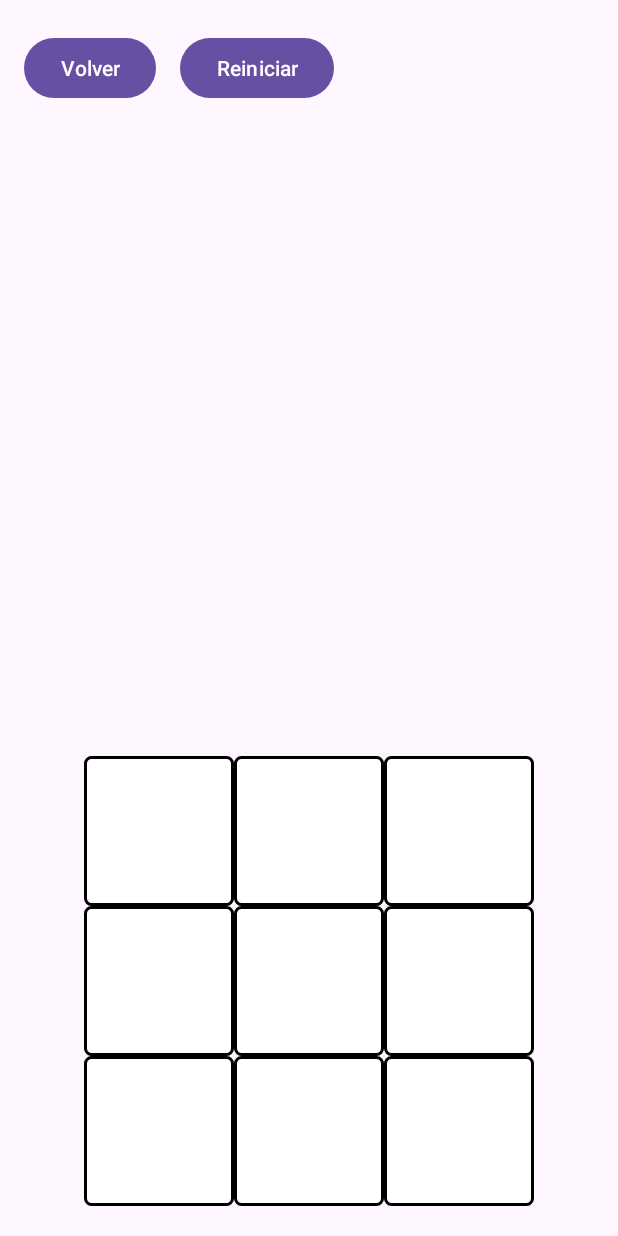
After one commit to kenny109/Proyecto_Final_PDM, an Android app: the Tictactoe screen opened directly, with no data from a screen before it, on a phone screen of 412 x 824 dp. The commit adds this screen. Run offline under Robolectric (Android 15) with nearby library versions, the phone set to English and light mode, and no system bars.

Commit message:
Minijuego Tictactoe agregado

```diff
--- a/app/src/main/AndroidManifest.xml
+++ b/app/src/main/AndroidManifest.xml
@@ -25,7 +25,7 @@
         <activity android:name=".ConnectColorsActivity" />
         <activity android:name=".SoundMemoryActivity" />
         <activity android:name=".ReachStarsActivity" />
-
+        <activity android:name=".Tictactoe" />
     </application>
 
 </manifest>
--- a/app/src/main/java/com/example/minijuegos/MainActivity.kt
+++ b/app/src/main/java/com/example/minijuegos/MainActivity.kt
@@ -31,7 +31,7 @@ class MainActivity : AppCompatActivity() {
         }
 
         cardReachStars.setOnClickListener {
-            val intent = Intent(this, ReachStarsActivity::class.java)
+            val intent = Intent(this, Tictactoe::class.java)
             startActivity(intent)
         }
     }
--- /dev/null
+++ b/app/src/main/java/com/example/minijuegos/Tictactoe.kt
@@ -0,0 +1,102 @@
+package com.example.minijuegos
+
+import android.content.Intent
+import android.os.Bundle
+import android.widget.Button
+import android.widget.ImageButton
+import android.widget.Toast
+import androidx.appcompat.app.AppCompatActivity
+
+class Tictactoe : AppCompatActivity() {
+
+    private var turn = "X" // siempre empieza X.
+    private val board = Array(3) { arrayOfNulls<ImageButton>(3) } // El tablero es una matriz de botones
+    private var gameEnded = false // Esto es para saber si ya hay un ganador o no
+
+    override fun onCreate(savedInstanceState: Bundle?) {
+        super.onCreate(savedInstanceState)
+        setContentView(R.layout.activity_tictactoe)
+
+        // Conectamos los botones del XML al código para que el tablero funcione
+        board[0][0] = findViewById(R.id.button1)
+        board[0][1] = findViewById(R.id.button2)
+        board[0][2] = findViewById(R.id.button3)
+        board[1][0] = findViewById(R.id.button4)
+        board[1][1] = findViewById(R.id.button5)
+        board[1][2] = findViewById(R.id.button6)
+        board[2][0] = findViewById(R.id.button7)
+        board[2][1] = findViewById(R.id.button8)
+        board[2][2] = findViewById(R.id.button9)
+
+        // Le ponemos un clic a cada botón del tablero
+        for (i in 0..2) {
+            for (j in 0..2) {
+                board[i][j]?.setOnClickListener {
+                    onCellClicked(it as ImageButton, i, j)
+                }
+            }
+        }
+
+        // Botón de reiniciar
+        val restartButton: Button = findViewById(R.id.restartButton)
+        restartButton.setOnClickListener {
+            restartGame()
+        }
+
+        // Botón para volver al MainActivity
+        val volverButton: Button = findViewById(R.id.volverButton)
+        volverButton.setOnClickListener {
+            val intent = Intent(this, MainActivity::class.java)
+            startActivity(intent)
+            finish() // Cerramos esta actividad
+        }
+    }
+
+    private fun onCellClicked(button: ImageButton, row: Int, col: Int) {
+        if (gameEnded || button.tag != null) return
+
+        button.tag = turn
+        if (turn == "X") {
+            button.setImageResource(R.drawable.ic_cross) // Colocamos una X
+        } else {
+            button.setImageResource(R.drawable.ic_circle) // Colocamos un O
+        }
+
+        if (checkWinner()) {
+            // Mostramos quién ganó y bloqueamos el tablero
+            Toast.makeText(this, "¡${turn} ha ganado!", Toast.LENGTH_SHORT).show()
+            gameEnded = true
+        } else {
+            // Cambiamos el turno
+            turn = if (turn == "X") "O" else "X"
+        }
+    }
+
+    private fun checkWinner(): Boolean {
+        // Revisamos todas las filas, columnas y diagonales para ver si alguien gano
+        for (i in 0..2) {
+            if (board[i][0]?.tag == board[i][1]?.tag && board[i][1]?.tag == board[i][2]?.tag && board[i][0]?.tag != null)
+                return true
+            if (board[0][i]?.tag == board[1][i]?.tag && board[1][i]?.tag == board[2][i]?.tag && board[0][i]?.tag != null)
+                return true
+        }
+        if (board[0][0]?.tag == board[1][1]?.tag && board[1][1]?.tag == board[2][2]?.tag && board[0][0]?.tag != null)
+            return true
+        if (board[0][2]?.tag == board[1][1]?.tag && board[1][1]?.tag == board[2][0]?.tag && board[0][2]?.tag != null)
+            return true
+
+        return false
+    }
+
+    private fun restartGame() {
+        // Esto limpia el tablero y resetea todo
+        for (i in 0..2) {
+            for (j in 0..2) {
+                board[i][j]?.setImageResource(0) // Quitamos la imagen de la celda
+                board[i][j]?.tag = null // Borramos la marca de la celda
+            }
+        }
+        turn = "X" // Siempre empieza X
+        gameEnded = false // El juego está listo para empezar de nuevo
+    }
+}
--- /dev/null
+++ b/app/src/main/res/drawable/cell_border.xml
@@ -0,0 +1,12 @@
+<?xml version="1.0" encoding="utf-8"?>
+<shape xmlns:android="http://schemas.android.com/apk/res/android"
+    android:shape="rectangle">
+
+    <solid android:color="#FFFFFF" /> <!-- Color de fondo de la casilla, opcional -->
+    <stroke
+        android:width="2dp"
+        android:color="#000000" /> <!-- Grosor y color del borde -->
+
+    <corners android:radius="4dp"/> <!-- Esquinas ligeramente redondeadas (opcional) -->
+
+</shape>
--- /dev/null
+++ b/app/src/main/res/drawable/ic_circle.xml
@@ -0,0 +1,13 @@
+<vector xmlns:android="http://schemas.android.com/apk/res/android"
+    android:width="24dp"
+    android:height="24dp"
+    android:viewportWidth="24"
+    android:viewportHeight="24">
+
+    <path
+        android:pathData="M12,2
+            A10,10 0 1,1 11.999,2"
+        android:strokeWidth="4"
+        android:strokeColor="#0000FF"
+        android:strokeLineCap="round" />
+</vector>
--- /dev/null
+++ b/app/src/main/res/drawable/ic_cross.xml
@@ -0,0 +1,12 @@
+<vector xmlns:android="http://schemas.android.com/apk/res/android"
+    android:width="24dp"
+    android:height="24dp"
+    android:viewportWidth="24"
+    android:viewportHeight="24">
+
+    <path
+        android:pathData="M3,3 L21,21 M3,21 L21,3"
+        android:strokeWidth="4"
+        android:strokeColor="#FF0000"
+        android:strokeLineCap="round" />
+</vector>
--- /dev/null
+++ b/app/src/main/res/layout/activity_tictactoe.xml
@@ -0,0 +1,120 @@
+<?xml version="1.0" encoding="utf-8"?>
+<androidx.constraintlayout.widget.ConstraintLayout xmlns:android="http://schemas.android.com/apk/res/android"
+    xmlns:app="http://schemas.android.com/apk/res-auto"
+    xmlns:tools="http://schemas.android.com/tools"
+    android:layout_width="match_parent"
+    android:layout_height="match_parent"
+    tools:context=".Tictactoe">
+
+    <!-- Botones de opciones arriba (Pausar y Reiniciar) -->
+    <LinearLayout
+        android:id="@+id/optionsLayout"
+        android:layout_width="wrap_content"
+        android:layout_height="wrap_content"
+        android:layout_marginTop="5dp"
+        android:orientation="horizontal"
+        android:padding="16dp"
+        app:layout_constraintStart_toStartOf="parent"
+        app:layout_constraintTop_toTopOf="parent">
+
+        <Button
+            android:id="@+id/volverButton"
+            android:layout_width="wrap_content"
+            android:layout_height="wrap_content"
+            android:text="Volver" />
+
+        <Button
+            android:id="@+id/restartButton"
+            android:layout_width="wrap_content"
+            android:layout_height="wrap_content"
+            android:layout_marginStart="16dp"
+            android:text="Reiniciar" />
+    </LinearLayout>
+
+    <!-- Tablero del juego (GridLayout) -->
+    <GridLayout
+        android:id="@+id/gridLayout"
+        android:layout_width="wrap_content"
+        android:layout_height="wrap_content"
+        android:layout_marginBottom="20dp"
+        android:columnCount="3"
+        android:rowCount="3"
+        app:layout_constraintBottom_toBottomOf="parent"
+        app:layout_constraintEnd_toEndOf="parent"
+        app:layout_constraintStart_toStartOf="parent">
+
+        <!-- Usa ImageButton con el borde personalizado -->
+        <ImageButton
+            android:id="@+id/button1"
+            android:layout_width="100dp"
+            android:layout_height="100dp"
+            android:background="@drawable/cell_border"
+            android:contentDescription="Célula 1"
+            android:scaleType="centerInside" />
+
+        <ImageButton
+            android:id="@+id/button2"
+            android:layout_width="100dp"
+            android:layout_height="100dp"
+            android:background="@drawable/cell_border"
+            android:contentDescription="Célula 2"
+            android:scaleType="centerInside" />
+
+        <ImageButton
+            android:id="@+id/button3"
+            android:layout_width="100dp"
+            android:layout_height="100dp"
+            android:background="@drawable/cell_border"
+            android:contentDescription="Célula 3"
+            android:scaleType="centerInside" />
+
+        <ImageButton
+            android:id="@+id/button4"
+            android:layout_width="100dp"
+            android:layout_height="100dp"
+            android:background="@drawable/cell_border"
+            android:contentDescription="Célula 4"
+            android:scaleType="centerInside" />
+
+        <ImageButton
+            android:id="@+id/button5"
+            android:layout_width="100dp"
+            android:layout_height="100dp"
+            android:background="@drawable/cell_border"
+            android:contentDescription="Célula 5"
+            android:scaleType="centerInside" />
+
+        <ImageButton
+            android:id="@+id/button6"
+            android:layout_width="100dp"
+            android:layout_height="100dp"
+            android:background="@drawable/cell_border"
+            android:contentDescription="Célula 6"
+            android:scaleType="centerInside" />
+
+        <ImageButton
+            android:id="@+id/button7"
+            android:layout_width="100dp"
+            android:layout_height="100dp"
+            android:background="@drawable/cell_border"
+            android:contentDescription="Célula 7"
+            android:scaleType="centerInside" />
+
+        <ImageButton
+            android:id="@+id/button8"
+            android:layout_width="100dp"
+            android:layout_height="100dp"
+            android:background="@drawable/cell_border"
+            android:contentDescription="Célula 8"
+            android:scaleType="centerInside" />
+
+        <ImageButton
+            android:id="@+id/button9"
+            android:layout_width="100dp"
+            android:layout_height="100dp"
+            android:background="@drawable/cell_border"
+            android:contentDescription="Célula 9"
+            android:scaleType="centerInside" />
+    </GridLayout>
+
+</androidx.constraintlayout.widget.ConstraintLayout>
```
